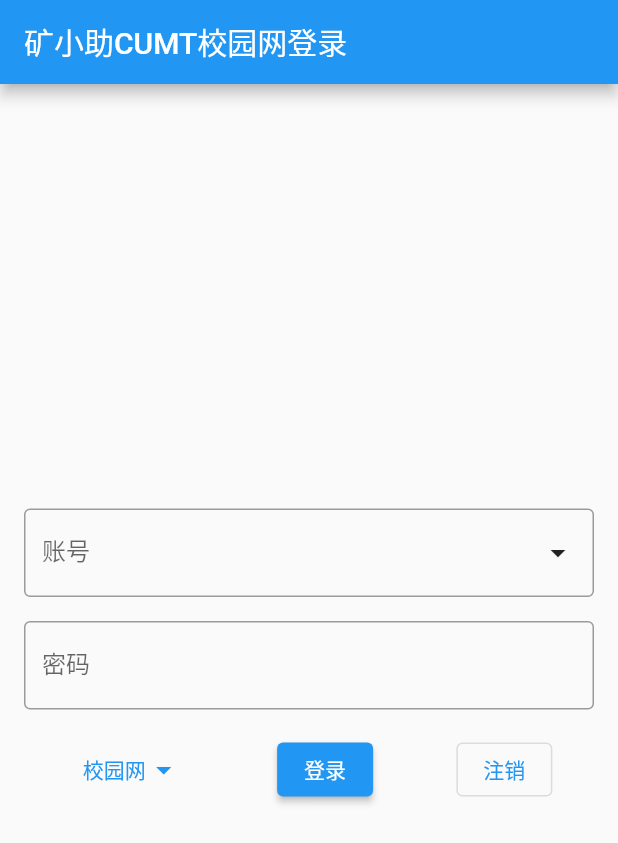
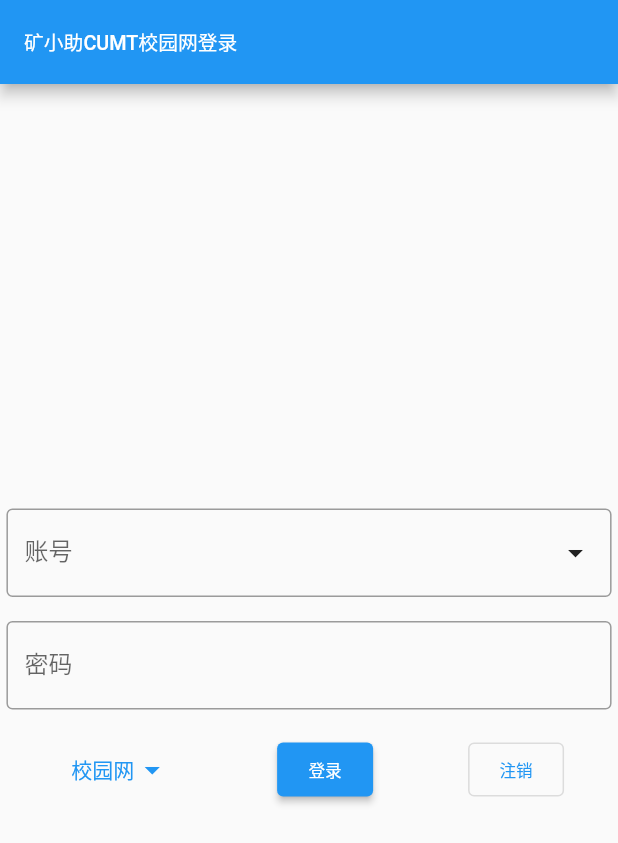
Before and after one commit to VaIOReTto1/CumtLogin, a Flutter app: the screen it shows after launch, on a phone screen of 412 x 824 dp. Shown: the top 843 px of the screen. Run offline on Flutter 3.47's test engine with Material 2 defaults, Android fonts, the light colour scheme and no system bars; our stand-ins replace dio, flutter_screenutil, shared_preferences; missing offline and left inert: flutter_picker.

Commit message:
feature(config.dart):添加了屏幕适配
添加了屏幕适配，替换了main.dart中部分字体和布局

```diff
--- a/lib/config.dart
+++ b/lib/config.dart
@@ -1,24 +1,26 @@
+import 'package:flutter_screenutil/flutter_screenutil.dart';
+
 class UIConfig {
   // 屏幕大小
-  static double designWidth = 1440;
-  static double designHeight = 3120;
+  static const double designWidth = 1440;
+  static const double designHeight = 3120;
 
   // 字体大小
-  static const double fontSizeTitle     = 34; // AppBar标题
-  static const double fontSizeSubTitle  = 30; // 关于我们、反馈、检查更新的标题
-  static const double fontSizeMain      = 28; // 主页面按钮 Drawer选项
-  static const double fontSizeSubMain   = 24; // 关于我们、反馈、检查更新正文
-  static const double fontSizeMid       = 22; // TextField 快捷入口
-  static const double fontSizeMin       = 20; // 校区&运营商
+  static final double fontSizeTitle     = ScreenUtil().setSp(50); // AppBar标题
+  static final double fontSizeSubTitle  = ScreenUtil().setSp(46); // 关于我们、反馈、检查更新的标题
+  static final double fontSizeMain      = ScreenUtil().setSp(42); // 主页面按钮 Drawer选项
+  static final double fontSizeSubMain   = ScreenUtil().setSp(38); // 关于我们、反馈、检查更新正文
+  static final double fontSizeMid       = ScreenUtil().setSp(38); // TextField 快捷入口
+  static final double fontSizeMin       = ScreenUtil().setSp(36); // 校区&运营商
 
   // 布局
-  static const double marginVertical    = 10; // 上下外边距
-  static const double marginHorizontal  = 15; // 左右外边距
-  static const double marginAll         = 13; // 所有外边距
+  static final double marginVertical    = ScreenUtil().setHeight(10); // 上下外边距
+  static final double marginHorizontal  = ScreenUtil().setWidth(15); // 左右外边距
+  static final double marginAll         = ScreenUtil().setWidth(13); // 所有外边距
 
-  static const double paddingVertical   = 12; // 上下内边距
-  static const double paddingHorizontal = 17; // 左右内边距
-  static const double paddingAll        = 15; // 所有内边距
+  static final double paddingVertical   = ScreenUtil().setHeight(12); // 上下内边距
+  static final double paddingHorizontal = ScreenUtil().setWidth(17); // 左右内边距
+  static final double paddingAll        = ScreenUtil().setWidth(15); // 所有内边距
 
   static const double borderRadiusButton  = 18; // 按钮圆角
   static const double borderRadiusEntry   = 10; // 快捷入口圆角
--- a/lib/main.dart
+++ b/lib/main.dart
@@ -1,5 +1,7 @@
+import 'package:cumt_login/config.dart';
 import 'package:flutter/material.dart';
 import 'package:flutter_picker/Picker.dart';
+import 'package:flutter_screenutil/flutter_screenutil.dart';
 
 import 'login_util/account.dart';
 import 'login_util/locations.dart';
@@ -18,8 +20,16 @@
 
   @override
   Widget build(BuildContext context) {
-    return const MaterialApp(
-      home: LoginPage(),
+    return ScreenUtilInit(
+      designSize: const Size(UIConfig.designWidth, UIConfig.designHeight),
+      minTextAdapt: true,
+      splitScreenMode: true,
+      builder: (context, child) {
+        return MaterialApp(
+          home: child,
+        );
+      },
+      child: const LoginPage(),
     );
   }
 }
@@ -67,11 +77,14 @@
       onTap: () => FocusScope.of(context).requestFocus(FocusNode()),
       child: Scaffold(
         appBar: AppBar(
-          title: const Text('矿小助CUMT校园网登录'),
+          title: Text(
+            '矿小助CUMT校园网登录',
+            style: TextStyle(fontSize: UIConfig.fontSizeTitle)
+          ),
         ),
         body: Center(
           child: Padding(
-            padding: const EdgeInsets.all(16.0),
+            padding: EdgeInsets.all(UIConfig.paddingAll),
             child: Column(
               mainAxisAlignment: MainAxisAlignment.center,
               children: [
@@ -93,11 +106,11 @@
                         )),
                     ElevatedButton(
                       onPressed: () => _handleLogin(context),
-                      child: const Text('登录'),
+                      child: Text('登录', style: TextStyle(fontSize: UIConfig.fontSizeMain)),
                     ),
                     OutlinedButton(
                       onPressed: () => _handleLogout(context),
-                      child: const Text('注销'),
+                      child: Text('注销', style: TextStyle(fontSize: UIConfig.fontSizeMain)),
                     ),
                   ],
                 ),
--- a/pubspec.yaml
+++ b/pubspec.yaml
@@ -15,6 +15,7 @@
   dio: ^5.1.1 # 网络请求
   flutter_picker: ^2.1.0 # 选择器, 用于选择校区和运营商
   cupertino_icons: ^1.0.2 # iOS图标
+  flutter_screenutil: ^5.7.0 # 屏幕适配
 
 dev_dependencies:
   flutter_test:
```
Also changed, not shown: pubspec.lock.
